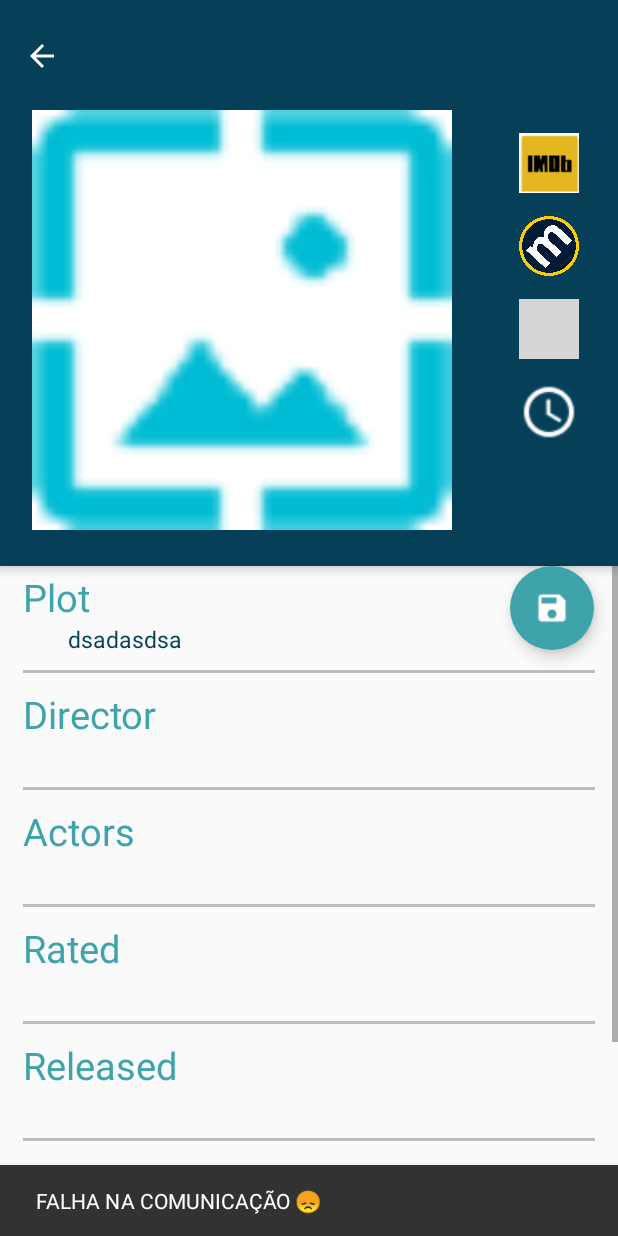
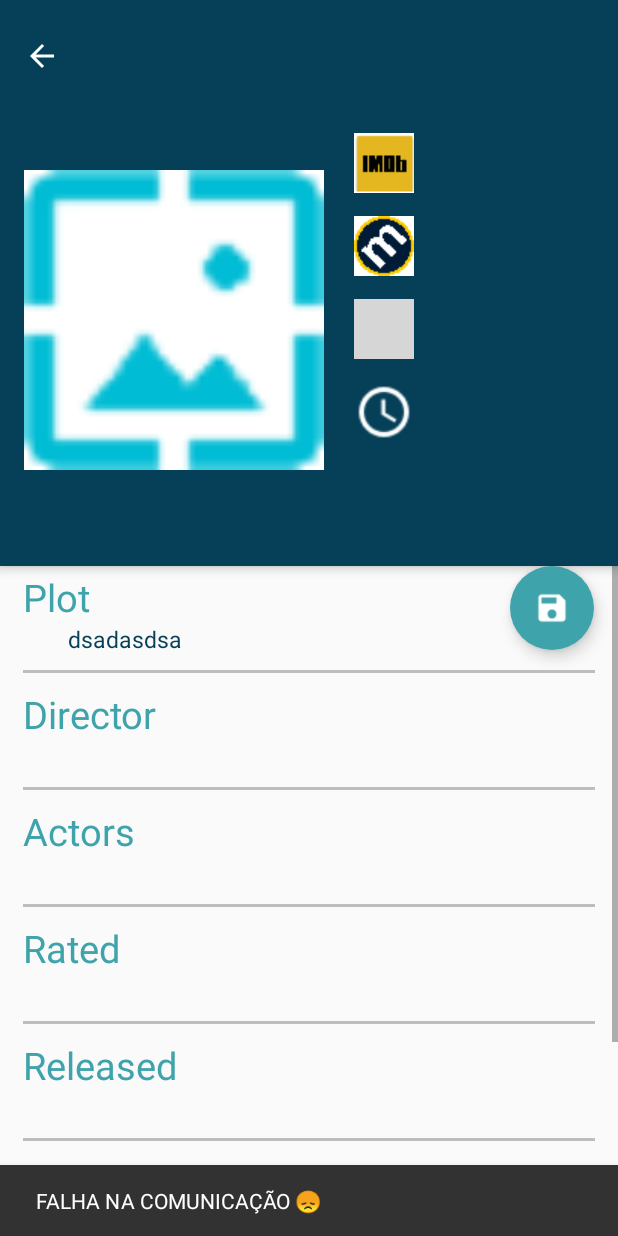
Before and after one commit to filipesilvazup/xy-inc, an Android app: the CadastrarFilmeActivity screen opened directly, with no data from a screen before it, on a phone screen of 412 x 824 dp. Run offline under Robolectric (Android 15) with nearby library versions, the phone set to English and light mode, and no system bars; our stand-ins replace Picasso, Room's generated code; pictures from the network do not load; 2 statements that could not run were skipped; grey boxes are pictures that could not be loaded.

Commit message:
App finalizado

```diff
--- a/app/src/main/res/layout/activity_cadastrar_filme.xml
+++ b/app/src/main/res/layout/activity_cadastrar_filme.xml
@@ -26,9 +26,9 @@
             android:gravity="center_vertical|left">
 
             <RelativeLayout
-                android:layout_width="290dp"
-                android:layout_height="390dp"
-                android:layout_marginRight="30dp"
+                android:layout_width="200dp"
+                android:layout_height="match_parent"
+                android:layout_marginRight="10dp"
                 android:layout_centerVertical="true"
                 android:layout_marginBottom="20dp"
                 android:id="@+id/layout_Img">
```
Also changed, not shown: app/src/main/res/drawable/ic_app.png, app/src/main/res/drawable/metascore.png, app/src/main/res/drawable/save_icon.png, 2 other files.
